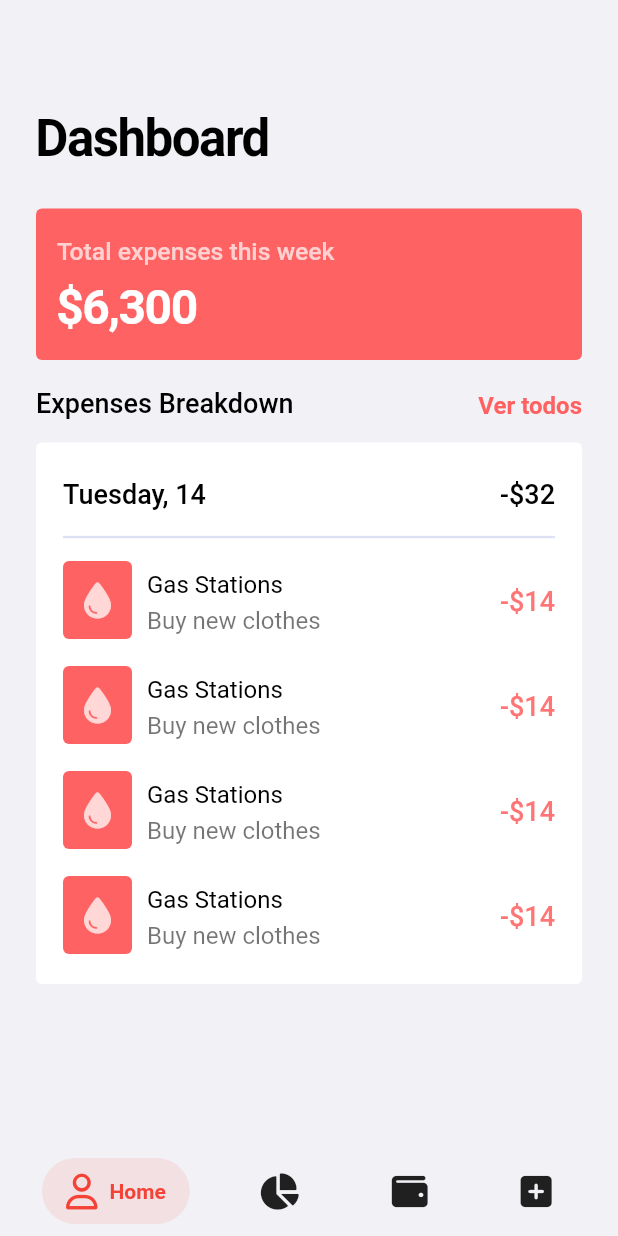
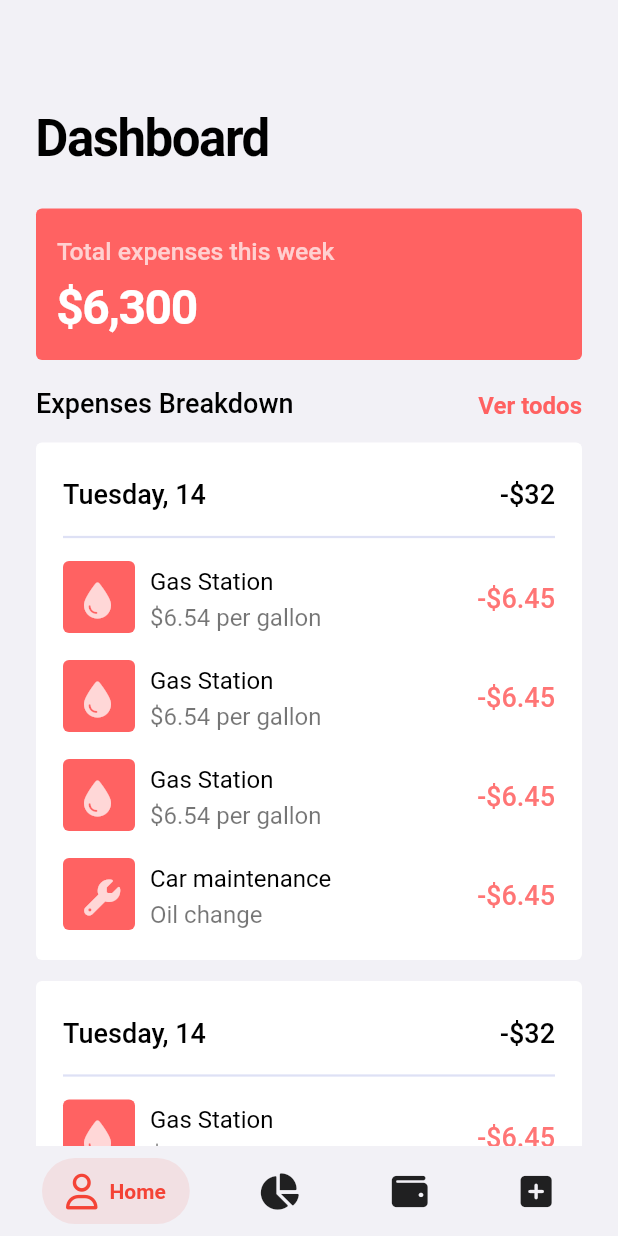
Before and after one commit to JoshuaR503/GigWorkerCalculator, a Flutter app: the screen it shows after launch, after a tap on "Ver todos", on a phone screen of 412 x 824 dp. Run offline on Flutter 3.47's test engine with Material 2 defaults, Android fonts, the phone set to English and light mode, and no system bars; drawn by our look-alikes of flutter_fadein, salomon_bottom_bar; our stand-ins replace font_awesome_flutter.

Commit message:
Cleaned Dasboard screen code and improved UI.

```diff
--- a/lib/screens/dashboard/dashboard.dart
+++ b/lib/screens/dashboard/dashboard.dart
@@ -1,19 +1,17 @@
+import 'package:calc/screens/dashboard/styles.dart';
 import 'package:flutter/material.dart';
 import 'package:flutter_fadein/flutter_fadein.dart';
-import 'package:font_awesome_flutter/font_awesome_flutter.dart';
 
-import 'package:calc/screens/dashboard/styles.dart';
 import 'package:calc/shared/card.dart';
 import 'package:calc/styles/typography.dart';
+import 'package:calc/screens/dashboard/helpers.dart';
 
 @immutable
 class Dashboard extends StatelessWidget {
   const Dashboard({Key? key}) : super(key: key);
 
-
   @override
   Widget build(BuildContext context) {
-
     return Scaffold(
       body: Container(
         color: const Color(0xfff2f1f6),
@@ -31,53 +29,21 @@ class Dashboard extends StatelessWidget {
                   children: [
                     const SizedBox(height: 24),
                     const Text('Dashboard', style: screenTitle),
+
                     const SizedBox(height: 24),
+                    _buildDashboardTotalExpensesCard(),
 
-                    DecorativeCard(
-                      actionEnabled: false,
-                      action: null,
-                      title: "Total expenses this week",
-                      value: "\$6,300",
+                    const SizedBox(height: 14),
+                    _buildPortfolioSubtitle(
+                      title: 'Expenses Breakdown',
+                      action: () {}
                     ),
 
                     const SizedBox(height: 14),
-
-                    _buildPortfolioSubtitle(
-                      title: 'Expenses Breakdown',
-                      action: () => Navigator.pushNamed(context, '/indexes')
-                    ),
+                    buildExpensesCard(),
 
                     const SizedBox(height: 14),
-
-                    Container(
-                      padding: const EdgeInsets.symmetric(horizontal: 18.0, vertical: 20.0),
-                        decoration: BoxDecoration(
-                          color: Colors.white,
-                        border: Border.all(width: 0, color: Colors.transparent),
-                        borderRadius: const BorderRadius.all(Radius.circular(4))
-                      ),
-
-                      child: Column(
-                        children: [
-
-                          _buildItemCardTitle(),
-                          const SizedBox(height: 8),
-                          const Divider(
-                            color: Color(0xffdee1f5),
-                            thickness: 1.5,
-                          ),
-                          const SizedBox(height: 8),
-
-                          _buildItemCard(),
-                          const SizedBox(height: 18),
-                          _buildItemCard(),
-                          const SizedBox(height: 18),
-                          _buildItemCard(),
-                          const SizedBox(height: 18),
-                          _buildItemCard()
-                        ],
-                      ),
-                    )
+                    buildExpensesCard()
                   ]
                 )
               ),
@@ -88,97 +54,24 @@ class Dashboard extends StatelessWidget {
     );
   }
 
-  Widget _buildPortfolioSubtitle({ required String  title, Function? action }) {
+  Widget _buildDashboardTotalExpensesCard() {
+    return DecorativeCard(
+      actionEnabled: false,
+      action: null,
+      title: "Total expenses this week",
+      value: "\$6,300",
+    );
+  }
+
+  Widget _buildPortfolioSubtitle({required String  title, Function? action }) {
     return Row(
       mainAxisAlignment: MainAxisAlignment.spaceAround,
       crossAxisAlignment: CrossAxisAlignment.end,
       children: [
-        Expanded(child: Text(
-          title,
-          style: const TextStyle(
-            fontSize: 18.0,
-            height: 1.5,
-            color: Colors.black,
-            fontWeight: FontWeight.w500,
-          ),
-        )),
+        Expanded(child: Text(title,style: breakdownSectionTitle)),
         GestureDetector(
-          child: const Text('Ver todos',
-            style: TextStyle(
-              fontSize: 16.0,
-              height: 1.5,
-              color: Color(0xffff6161),
-              fontWeight: FontWeight.bold,
-            ),
-          ),
-          onTap: () {
-
-          },
-        )
-      ],
-    );
-  }
-
-  Widget _buildItemCardTitle() {
-    return Row(
-      crossAxisAlignment: CrossAxisAlignment.start,
-      mainAxisAlignment: MainAxisAlignment.spaceBetween,
-      children: const [
-        Text("Tuesday, 14", style: breakdownCardTitleStyle),
-        Text("-\$32", style: breakdownCardTitleStyle)
-      ],
-    );
-  }
-
-  Widget _buildItemCard() {
-
-    const TextStyle breakdownTitleStyle = TextStyle(
-      fontSize: 16.0,
-      height: 1.5,
-      color: Colors.black,
-    );
-
-    final TextStyle breakdownSubitleStyle = breakdownTitleStyle.copyWith(color: Colors.black54);
-
-    return Row(
-      mainAxisAlignment: MainAxisAlignment.spaceBetween,
-      children: [
-        Row(
-          children: [
-            Column(
-              crossAxisAlignment: CrossAxisAlignment.start,
-              mainAxisAlignment: MainAxisAlignment.start,
-              children: [
-                Row(
-                  mainAxisAlignment: MainAxisAlignment.start,
-                  children: [
-                    Container(
-                      padding: const EdgeInsets.all(14),
-                      child: const FaIcon(FontAwesomeIcons.droplet, color: Color(0XFFffd7d7),),
-                      decoration: const BoxDecoration(
-                        color: Color(0xffff6262),
-                        borderRadius: BorderRadius.all(Radius.circular(4))
-                      ),
-                    ),
-                    const SizedBox(width: 10,),
-                    Column(
-                      mainAxisAlignment: MainAxisAlignment.start,
-                      crossAxisAlignment: CrossAxisAlignment.start,
-                      children: [
-                        const Text("Gas Stations ", style: breakdownTitleStyle),
-                        Text("Buy new clothes", style: breakdownSubitleStyle),
-                      ],
-                    )
-                  ],
-                )
-              ],
-            )
-          ],
-        ),
-        Row(
-          children: [
-             Text("-\$14", style: breakdownCardTitleStyle.copyWith(color: const Color(0XFFff7575))),
-          ],
+          child: const Text('Ver todos', style: breakdownSectionTitleAction ),
+          onTap: () {},
         )
       ],
     );
--- /dev/null
+++ b/lib/screens/dashboard/helpers.dart
@@ -0,0 +1,86 @@
+import 'package:calc/screens/dashboard/styles.dart';
+import 'package:flutter/material.dart';
+import 'package:font_awesome_flutter/font_awesome_flutter.dart';
+
+Widget buildExpensesCard() {
+  return Container(
+
+    padding: const EdgeInsets.symmetric(horizontal: 18.0, vertical: 20.0),
+      decoration: BoxDecoration(
+      color: Colors.white,
+      border: Border.all(width: 0, color: Colors.transparent),
+      borderRadius: const BorderRadius.all(Radius.circular(4))
+    ),
+    child: Column(
+      children: [
+
+        _buildItemCardTitle(),
+        const SizedBox(height: 8),
+        const Divider(
+          color: Color(0xffdee1f5),
+          thickness: 1.5,
+        ),
+        const SizedBox(height: 8),
+        _buildItemCardBody(title: "Gas Station", description: "\$6.54 per gallon", cost: 6.45, icon: FontAwesomeIcons.droplet),
+        const SizedBox(height: 18),
+        _buildItemCardBody(title: "Gas Station", description: "\$6.54 per gallon", cost: 6.45, icon: FontAwesomeIcons.droplet),
+        const SizedBox(height: 18),
+        _buildItemCardBody(title: "Gas Station", description: "\$6.54 per gallon", cost: 6.45, icon: FontAwesomeIcons.droplet),
+        const SizedBox(height: 18),
+        _buildItemCardBody(title: "Car maintenance", description: "Oil change", cost: 6.45, icon: FontAwesomeIcons.wrench),
+      ],
+    ),
+  );
+}
+
+ Widget _buildItemCardTitle() {
+    return Row(
+      crossAxisAlignment: CrossAxisAlignment.start,
+      mainAxisAlignment: MainAxisAlignment.spaceBetween,
+      children: const [
+        Text("Tuesday, 14", style: breakdownCardTitleStyle),
+        Text("-\$32", style: breakdownCardTitleStyle)
+      ],
+    );
+  }
+
+  Widget _buildItemCardBody({
+    required String title,
+    required String description,
+    required IconData icon,
+    required double cost
+  }) {
+
+    final TextStyle breakdownDescriptionStyle = breakdownTitleStyle.copyWith(color: Colors.black54);
+
+    final Widget kBreakdownIcon = Container(
+      height: 48,
+      width: 48,
+      padding: const EdgeInsets.all(14),
+      child: FaIcon(icon, color: const Color(0XFFffd7d7),),
+      decoration: const BoxDecoration(
+        color: Color(0xffff6262),
+        borderRadius: BorderRadius.all(Radius.circular(4))
+      ),
+    );
+
+    final Widget kBreakdownDescription = Column(
+      mainAxisAlignment: MainAxisAlignment.start,
+      crossAxisAlignment: CrossAxisAlignment.start,
+      children: [
+        Text(title, style: breakdownTitleStyle),
+        Text(description, style: breakdownDescriptionStyle),
+      ],
+    );
+
+    return Row(
+      mainAxisAlignment: MainAxisAlignment.spaceBetween,
+      children: [
+        Row( children: [kBreakdownIcon, const SizedBox(width: 10), kBreakdownDescription] ),
+        Row( children: [
+            Text("-\$${cost.toString()}", style: breakdownCardTitleStyle.copyWith(color: const Color(0XFFff7575))),
+          ],
+        )
+      ],
+    );
+  }
--- a/lib/screens/dashboard/styles.dart
+++ b/lib/screens/dashboard/styles.dart
@@ -1,4 +1,24 @@
 import 'package:flutter/material.dart';
+
+const TextStyle breakdownSectionTitle = TextStyle(
+  fontSize: 18.0,
+  height: 1.5,
+  color: Colors.black,
+  fontWeight: FontWeight.w500,
+);
+
+const TextStyle breakdownSectionTitleAction =  TextStyle(
+  fontSize: 16.0,
+  height: 1.5,
+  color: Color(0xffff6161),
+  fontWeight: FontWeight.bold,
+);
+
+const TextStyle breakdownTitleStyle = TextStyle(
+  fontSize: 16.0,
+  height: 1.5,
+  color: Colors.black,
+);
 
 const TextStyle breakdownStyle = TextStyle(
   fontSize: 16.0,
--- a/lib/screens/home.dart
+++ b/lib/screens/home.dart
@@ -46,7 +46,7 @@ class _HomeScreenState extends State<HomeScreen> {
               /// Home
               SalomonBottomBarItem(
                 icon: const FaIcon(FontAwesomeIcons.chartPie),
-                title: const Text("Portafolio"),
+                title: const Text("Statistics"),
                 selectedColor: Colors.red
               ),
 
```
